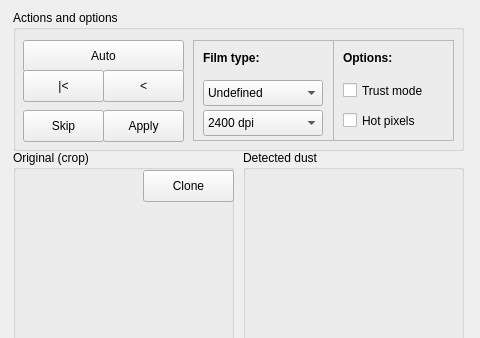
Before: the Qt Designer form ui/tamanoir.ui in cseyve/tamanoir, drawn with Qt 5; both pictures show x 527 to 1007 and y 0 to 338 of the 1007 by 682 pixel window.
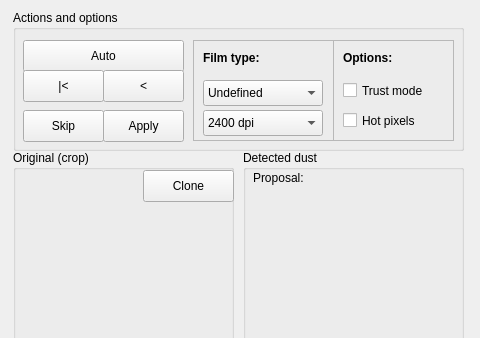
After: the same form once the commit is applied. Icons and pictures are not drawn. Custom widgets are drawn as their Qt base class.

Commit message: - Compilation fix under Linux - Improvement of tamanoir.css to have a better looking (especially uner Linux) TODO : bug il clone mode when searching : the dest does not follow the mouse exactly

What changed in the file:
```diff
--- a/ui/tamanoir.ui
+++ b/ui/tamanoir.ui
@@ -498,6 +498,19 @@
        <bool>false</bool>
       </property>
      </widget>
+     <widget class="QLabel" name="proposalLabel">
+      <property name="geometry">
+       <rect>
+        <x>10</x>
+        <y>20</y>
+        <width>191</width>
+        <height>16</height>
+       </rect>
+      </property>
+      <property name="text">
+       <string>Proposal:</string>
+      </property>
+     </widget>
     </widget>
     <widget class="QGroupBox" name="correctGroupBox">
      <property name="geometry">
```
The commit also changes 6 other files.
